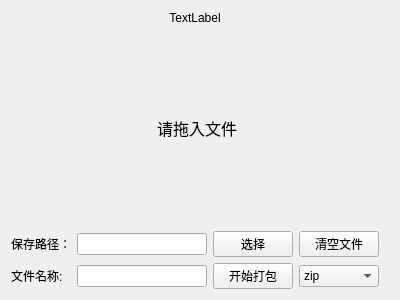
Dragon-qing/ToolKit, file src/modules/archive/widget/wgarchivemaker.ui: the form before one commit.
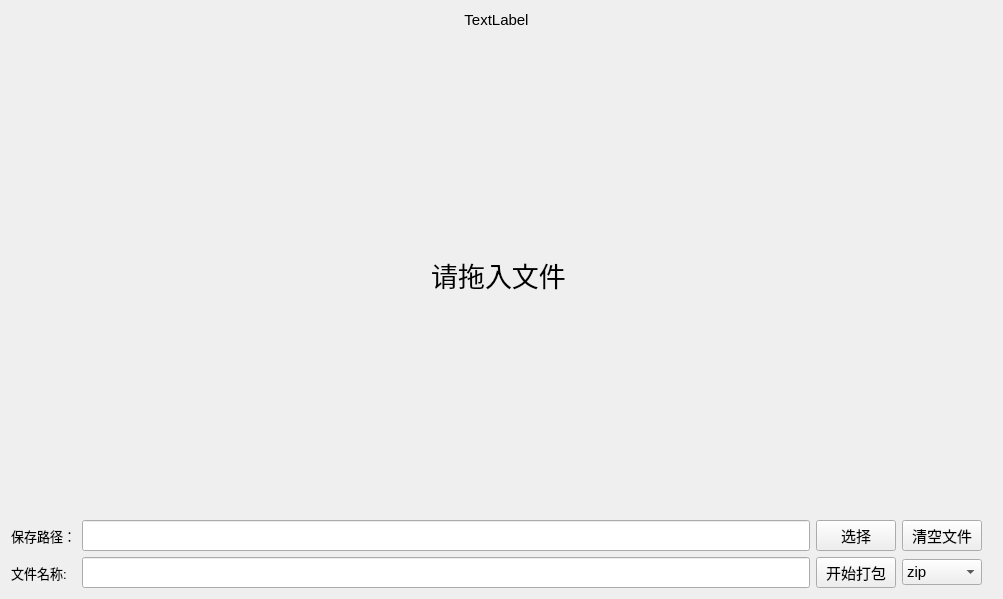
The form after the commit.

Diff of the .ui file:
```diff
--- a/src/modules/archive/widget/wgarchivemaker.ui
+++ b/src/modules/archive/widget/wgarchivemaker.ui
@@ -6,19 +6,31 @@
    <rect>
     <x>0</x>
     <y>0</y>
-    <width>400</width>
-    <height>300</height>
+    <width>1003</width>
+    <height>599</height>
    </rect>
   </property>
+  <property name="font">
+   <font>
+    <family>Microsoft YaHei UI</family>
+    <pointsize>10</pointsize>
+   </font>
+  </property>
   <property name="windowTitle">
    <string>Form</string>
   </property>
-  <layout class="QGridLayout" name="gridLayout" rowstretch="0,8,1,1">
+  <layout class="QGridLayout" name="gridLayout" rowstretch="0,6,1,1">
    <property name="rightMargin">
     <number>15</number>
    </property>
    <item row="3" column="0">
     <widget class="QLabel" name="label_3">
+     <property name="font">
+      <font>
+       <family>Microsoft YaHei UI</family>
+       <pointsize>10</pointsize>
+      </font>
+     </property>
      <property name="toolTip">
       <string>无需后缀，自动追加</string>
      </property>
@@ -29,16 +41,41 @@
    </item>
    <item row="2" column="0">
     <widget class="QLabel" name="label_2">
+     <property name="font">
+      <font>
+       <family>Microsoft YaHei UI</family>
+       <pointsize>10</pointsize>
+      </font>
+     </property>
      <property name="text">
       <string>保存路径：</string>
      </property>
     </widget>
    </item>
    <item row="2" column="1">
-    <widget class="QLineEdit" name="lineEdit"/>
+    <widget class="QLineEdit" name="lineEdit">
+     <property name="sizePolicy">
+      <sizepolicy hsizetype="Expanding" vsizetype="Preferred">
+       <horstretch>0</horstretch>
+       <verstretch>0</verstretch>
+      </sizepolicy>
+     </property>
+     <property name="font">
+      <font>
+       <family>Microsoft YaHei UI</family>
+       <pointsize>10</pointsize>
+      </font>
+     </property>
+    </widget>
    </item>
    <item row="3" column="2">
     <widget class="QPushButton" name="startBtn">
+     <property name="font">
+      <font>
+       <family>Microsoft YaHei UI</family>
+       <pointsize>11</pointsize>
+      </font>
+     </property>
      <property name="text">
       <string>开始打包</string>
      </property>
@@ -46,6 +83,12 @@
    </item>
    <item row="2" column="2">
     <widget class="QPushButton" name="selectDirBtn">
+     <property name="font">
+      <font>
+       <family>Microsoft YaHei UI</family>
+       <pointsize>11</pointsize>
+      </font>
+     </property>
      <property name="text">
       <string>选择</string>
      </property>
@@ -53,16 +96,41 @@
    </item>
    <item row="2" column="3">
     <widget class="QPushButton" name="clsBtn">
+     <property name="font">
+      <font>
+       <family>Microsoft YaHei UI</family>
+       <pointsize>11</pointsize>
+      </font>
+     </property>
      <property name="text">
       <string>清空文件</string>
      </property>
     </widget>
    </item>
    <item row="3" column="1">
-    <widget class="QLineEdit" name="lineEdit_2"/>
+    <widget class="QLineEdit" name="lineEdit_2">
+     <property name="sizePolicy">
+      <sizepolicy hsizetype="Expanding" vsizetype="Preferred">
+       <horstretch>0</horstretch>
+       <verstretch>0</verstretch>
+      </sizepolicy>
+     </property>
+     <property name="font">
+      <font>
+       <family>Microsoft YaHei UI</family>
+       <pointsize>10</pointsize>
+      </font>
+     </property>
+    </widget>
    </item>
    <item row="0" column="0" colspan="4">
     <widget class="QLabel" name="label_top">
+     <property name="font">
+      <font>
+       <family>Microsoft YaHei UI</family>
+       <pointsize>11</pointsize>
+      </font>
+     </property>
      <property name="text">
       <string>TextLabel</string>
      </property>
@@ -73,6 +141,12 @@
    </item>
    <item row="3" column="3">
     <widget class="QComboBox" name="comboBox_format">
+     <property name="font">
+      <font>
+       <family>Microsoft YaHei UI</family>
+       <pointsize>11</pointsize>
+      </font>
+     </property>
      <item>
       <property name="text">
        <string>zip</string>
@@ -105,7 +179,8 @@
        <widget class="QLabel" name="label">
         <property name="font">
          <font>
-          <pointsize>12</pointsize>
+          <family>Microsoft YaHei UI</family>
+          <pointsize>20</pointsize>
          </font>
         </property>
         <property name="text">
```
Left out of the diff: 9 changed lines with no effect on the pictures.
